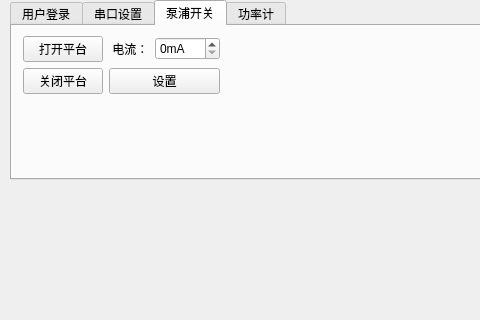
lidingke/xiexiao, file UI/main.ui: the form before one commit; both pictures show x 0 to 480 and y 0 to 320 of the 1140 by 597 pixel window.
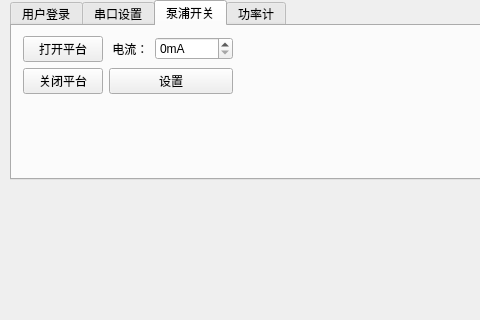
The form after the commit. The open tabs and pages were chosen to show the change.

```diff
--- a/UI/main.ui
+++ b/UI/main.ui
@@ -216,7 +216,7 @@
               <string>mA</string>
              </property>
              <property name="maximum">
-              <number>500</number>
+              <number>10000</number>
              </property>
              <property name="singleStep">
               <number>50</number>
```
